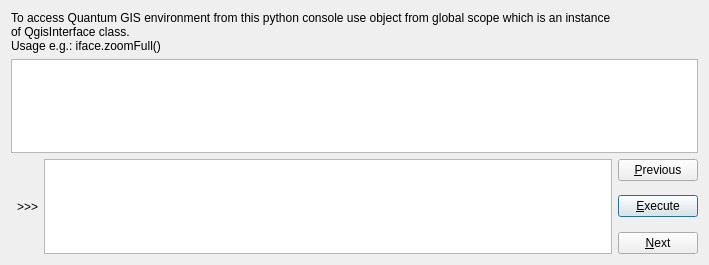
First picture: the form in qgis/src/ui/qgspythondialog.ui, repository sourcepole/qgis, before the edit.
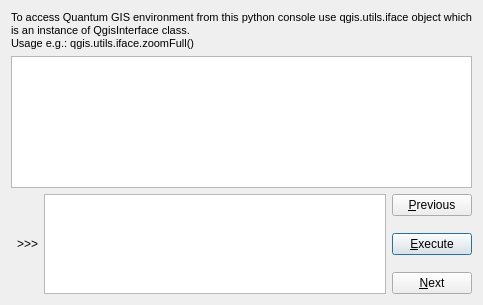
Second picture: the form after the edit.

Commit message: Updated info about qgis interface object in python console

```diff
--- a/qgis/src/ui/qgspythondialog.ui
+++ b/qgis/src/ui/qgspythondialog.ui
@@ -1,12 +1,12 @@
 <ui version="4.0" >
  <class>QgsPythonDialog</class>
- <widget class="QDialog" name="QgsPythonDialog" >
-  <property name="geometry" >
+ <widget class="QDialog" name="QgsPythonDialog">
+  <property name="geometry">
    <rect>
     <x>0</x>
     <y>0</y>
-    <width>709</width>
-    <height>265</height>
+    <width>483</width>
+    <height>305</height>
    </rect>
   </property>
   <property name="windowTitle" >
@@ -34,30 +34,40 @@
      </property>
     </widget>
    </item>
-   <item row="0" column="0" colspan="3" >
-    <widget class="QLabel" name="lblInfo" >
-     <property name="sizePolicy" >
-      <sizepolicy vsizetype="Preferred" hsizetype="Expanding" >
+   <item row="0" column="0" colspan="4">
+    <widget class="QLabel" name="lblInfo">
+     <property name="sizePolicy">
+      <sizepolicy hsizetype="Expanding" vsizetype="Preferred">
        <horstretch>0</horstretch>
        <verstretch>0</verstretch>
       </sizepolicy>
      </property>
-     <property name="text" >
-      <string>To access Quantum GIS environment from this python console use object from global scope which is an instance of QgisInterface class.&lt;br>Usage e.g.: iface.zoomFull()</string>
+     <property name="text">
+      <string>&lt;!DOCTYPE HTML PUBLIC &quot;-//W3C//DTD HTML 4.0//EN&quot; &quot;http://www.w3.org/TR/REC-html40/strict.dtd&quot;&gt;
+&lt;html&gt;&lt;head&gt;&lt;meta name=&quot;qrichtext&quot; content=&quot;1&quot; /&gt;&lt;style type=&quot;text/css&quot;&gt;
+p, li { white-space: pre-wrap; }
+&lt;/style&gt;&lt;/head&gt;&lt;body style=&quot; font-family:'DejaVu Sans'; font-size:8pt; font-weight:400; font-style:normal;&quot;&gt;
+&lt;p style=&quot; margin-top:0px; margin-bottom:0px; margin-left:0px; margin-right:0px; -qt-block-indent:0; text-indent:0px;&quot;&gt;To access Quantum GIS environment from this python console use qgis.utils.iface object which is an instance of QgisInterface class.&lt;br /&gt;Usage e.g.: qgis.utils.iface.zoomFull()&lt;/p&gt;&lt;/body&gt;&lt;/html&gt;</string>
      </property>
      <property name="wordWrap" >
       <bool>true</bool>
      </property>
     </widget>
    </item>
-   <item row="1" column="0" colspan="4" >
-    <widget class="QTextBrowser" name="txtHistory" >
-     <property name="html" >
-      <string>&lt;!DOCTYPE HTML PUBLIC "-//W3C//DTD HTML 4.0//EN" "http://www.w3.org/TR/REC-html40/strict.dtd">
-&lt;html>&lt;head>&lt;meta name="qrichtext" content="1" />&lt;style type="text/css">
+   <item row="1" column="0" colspan="4">
+    <widget class="QTextBrowser" name="txtHistory">
+     <property name="sizePolicy">
+      <sizepolicy hsizetype="Expanding" vsizetype="Expanding">
+       <horstretch>0</horstretch>
+       <verstretch>3</verstretch>
+      </sizepolicy>
+     </property>
+     <property name="html">
+      <string>&lt;!DOCTYPE HTML PUBLIC &quot;-//W3C//DTD HTML 4.0//EN&quot; &quot;http://www.w3.org/TR/REC-html40/strict.dtd&quot;&gt;
+&lt;html&gt;&lt;head&gt;&lt;meta name=&quot;qrichtext&quot; content=&quot;1&quot; /&gt;&lt;style type=&quot;text/css&quot;&gt;
 p, li { white-space: pre-wrap; }
-&lt;/style>&lt;/head>&lt;body style=" font-family:'Sans Serif'; font-size:9pt; font-weight:400; font-style:normal;">
-&lt;p style="-qt-paragraph-type:empty; margin-top:0px; margin-bottom:0px; margin-left:0px; margin-right:0px; -qt-block-indent:0; text-indent:0px;">&lt;/p>&lt;/body>&lt;/html></string>
+&lt;/style&gt;&lt;/head&gt;&lt;body style=&quot; font-family:'DejaVu Sans'; font-size:8pt; font-weight:400; font-style:normal;&quot;&gt;
+&lt;p style=&quot;-qt-paragraph-type:empty; margin-top:0px; margin-bottom:0px; margin-left:0px; margin-right:0px; -qt-block-indent:0; text-indent:0px; font-family:'Sans Serif'; font-size:9pt;&quot;&gt;&lt;/p&gt;&lt;/body&gt;&lt;/html&gt;</string>
      </property>
     </widget>
    </item>
@@ -74,8 +84,15 @@
      </property>
     </widget>
    </item>
-   <item rowspan="3" row="2" column="2" >
-    <widget class="QTextEdit" name="edtCmdLine" />
+   <item row="2" column="2" rowspan="3">
+    <widget class="QTextEdit" name="edtCmdLine">
+     <property name="sizePolicy">
+      <sizepolicy hsizetype="Expanding" vsizetype="Expanding">
+       <horstretch>0</horstretch>
+       <verstretch>1</verstretch>
+      </sizepolicy>
+     </property>
+    </widget>
    </item>
   </layout>
   <zorder>pbnExecute</zorder>
```
Left out of the diff: 50 changed lines with no effect on the pictures.
